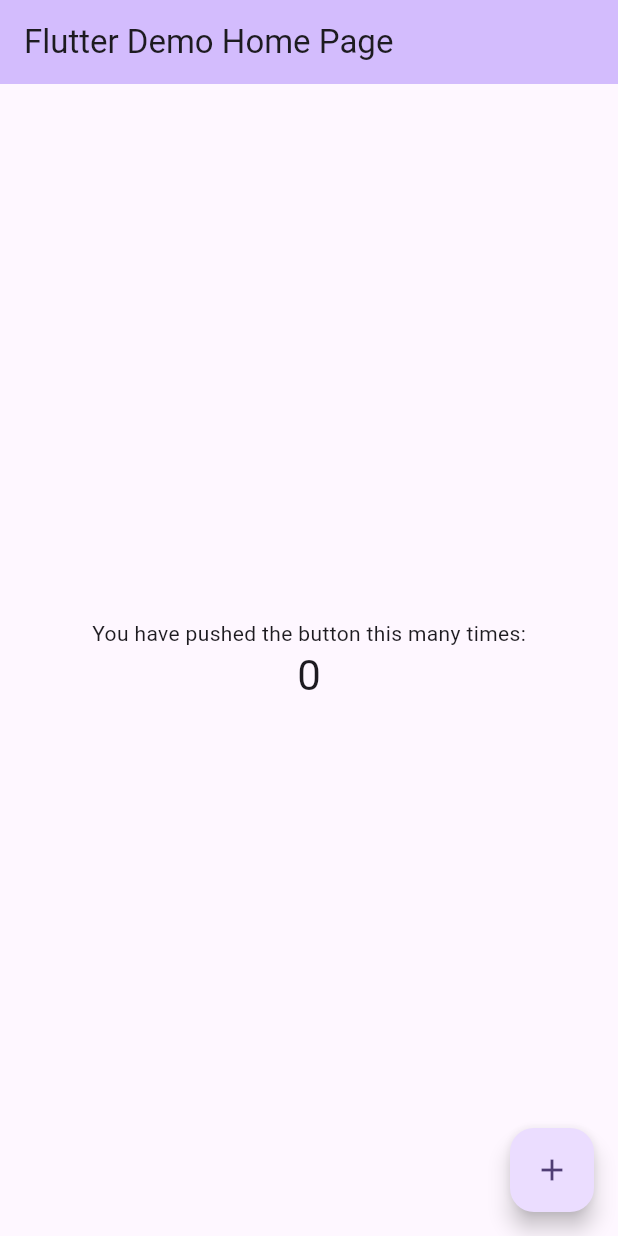
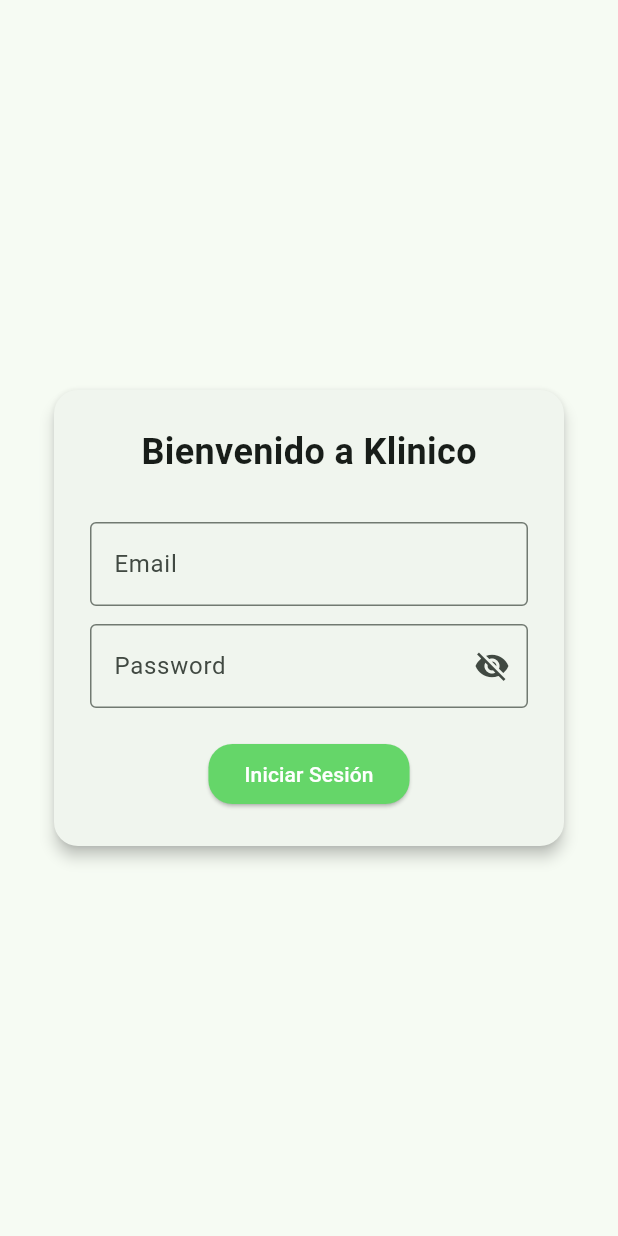
Before and after one commit to SergioLM7/klinico-front, a Flutter app: the screen it shows after launch, on a phone screen of 412 x 824 dp. Run offline on Flutter 3.47's test engine with Material 3 defaults, Android fonts, the phone set to English and light mode, and no system bars; our stand-ins replace dio, flutter_secure_storage.

Commit message:
Login Business Logic OK; Login View Model and View OK; MultiProvider implemented in main.dart

```diff
--- a/lib/main.dart
+++ b/lib/main.dart
@@ -1,7 +1,35 @@
 import 'package:flutter/material.dart';
+import 'package:provider/provider.dart';
+import 'package:flutter_secure_storage/flutter_secure_storage.dart';
+
+import 'core/api_client.dart';
+import 'data/services/auth_service.dart';
+import 'data/repositories/auth_repository.dart';
+import 'ui/viewmodels/login_viewmodel.dart';
+import 'ui/views/home_view.dart';
+import 'ui/views/login_view.dart';
 
 void main() {
-  runApp(const MyApp());
+  runApp(
+    MultiProvider(
+      providers: [
+        Provider(create: (_) => ApiClient()),
+        ProxyProvider<ApiClient, AuthService>(
+          update: (_, apiClient, _) => AuthService(apiClient),
+        ),
+        Provider(create: (_) => const FlutterSecureStorage()),
+        ProxyProvider2<AuthService, FlutterSecureStorage, AuthRepository>(
+          update: (_, authService, storage, _) =>
+              AuthRepository(authService: authService, storage: storage),
+        ),
+        ChangeNotifierProvider(
+          create: (context) =>
+              LoginViewModel(authRepository: context.read<AuthRepository>()),
+        ),
+      ],
+      child: const MyApp(),
+    ),
+  );
 }
 
 class MyApp extends StatelessWidget {
@@ -11,112 +39,45 @@
   @override
   Widget build(BuildContext context) {
     return MaterialApp(
-      title: 'Flutter Demo',
+      title: 'Klinico Medical App',
+      debugShowCheckedModeBanner: false,
       theme: ThemeData(
-        // This is the theme of your application.
-        //
-        // TRY THIS: Try running your application with "flutter run". You'll see
-        // the application has a purple toolbar. Then, without quitting the app,
-        // try changing the seedColor in the colorScheme below to Colors.green
-        // and then invoke "hot reload" (save your changes or press the "hot
-        // reload" button in a Flutter-supported IDE, or press "r" if you used
-        // the command line to start the app).
-        //
-        // Notice that the counter didn't reset back to zero; the application
-        // state is not lost during the reload. To reset the state, use hot
-        // restart instead.
-        //
-        // This works for code too, not just values: Most code changes can be
-        // tested with just a hot reload.
-        colorScheme: .fromSeed(seedColor: Colors.deepPurple),
+        colorScheme: .fromSeed(
+          seedColor: const Color.fromARGB(255, 69, 212, 136),
+        ),
+        useMaterial3: true,
       ),
-      home: const MyHomePage(title: 'Flutter Demo Home Page'),
+      home: const AuthWrapper(),
     );
   }
 }
 
-class MyHomePage extends StatefulWidget {
-  const MyHomePage({super.key, required this.title});
-
-  // This widget is the home page of your application. It is stateful, meaning
-  // that it has a State object (defined below) that contains fields that affect
-  // how it looks.
-
-  // This class is the configuration for the state. It holds the values (in this
-  // case the title) provided by the parent (in this case the App widget) and
-  // used by the build method of the State. Fields in a Widget subclass are
-  // always marked "final".
-
-  final String title;
-
-  @override
-  State<MyHomePage> createState() => _MyHomePageState();
-}
-
-class _MyHomePageState extends State<MyHomePage> {
-  int _counter = 0;
-
-  void _incrementCounter() {
-    setState(() {
-      // This call to setState tells the Flutter framework that something has
-      // changed in this State, which causes it to rerun the build method below
-      // so that the display can reflect the updated values. If we changed
-      // _counter without calling setState(), then the build method would not be
-      // called again, and so nothing would appear to happen.
-      _counter++;
-    });
-  }
+class AuthWrapper extends StatelessWidget {
+  const AuthWrapper({super.key});
 
   @override
   Widget build(BuildContext context) {
-    // This method is rerun every time setState is called, for instance as done
-    // by the _incrementCounter method above.
-    //
-    // The Flutter framework has been optimized to make rerunning build methods
-    // fast, so that you can just rebuild anything that needs updating rather
-    // than having to individually change instances of widgets.
-    return Scaffold(
-      appBar: AppBar(
-        // TRY THIS: Try changing the color here to a specific color (to
-        // Colors.amber, perhaps?) and trigger a hot reload to see the AppBar
-        // change color while the other colors stay the same.
-        backgroundColor: Theme.of(context).colorScheme.inversePrimary,
-        // Here we take the value from the MyHomePage object that was created by
-        // the App.build method, and use it to set our appbar title.
-        title: Text(widget.title),
-      ),
-      body: Center(
-        // Center is a layout widget. It takes a single child and positions it
-        // in the middle of the parent.
-        child: Column(
-          // Column is also a layout widget. It takes a list of children and
-          // arranges them vertically. By default, it sizes itself to fit its
-          // children horizontally, and tries to be as tall as its parent.
-          //
-          // Column has various properties to control how it sizes itself and
-          // how it positions its children. Here we use mainAxisAlignment to
-          // center the children vertically; the main axis here is the vertical
-          // axis because Columns are vertical (the cross axis would be
-          // horizontal).
-          //
-          // TRY THIS: Invoke "debug painting" (choose the "Toggle Debug Paint"
-          // action in the IDE, or press "p" in the console), to see the
-          // wireframe for each widget.
-          mainAxisAlignment: .center,
-          children: [
-            const Text('You have pushed the button this many times:'),
-            Text(
-              '$_counter',
-              style: Theme.of(context).textTheme.headlineMedium,
-            ),
-          ],
-        ),
-      ),
-      floatingActionButton: FloatingActionButton(
-        onPressed: _incrementCounter,
-        tooltip: 'Increment',
-        child: const Icon(Icons.add),
-      ),
+    // Chequeamos el token a través del AuthRepository
+    final authRepository = context.read<AuthRepository>();
+
+    return FutureBuilder<String?>(
+      future: authRepository.getToken(),
+      builder: (context, snapshot) {
+        // 1. Mientras está leyendo el storage (milésimas de segundo)
+        if (snapshot.connectionState == ConnectionState.waiting) {
+          return const Scaffold(
+            body: Center(child: CircularProgressIndicator()),
+          );
+        }
+
+        // 2. Si hay un token guardado, vamos a la Home
+        if (snapshot.hasData && snapshot.data != null) {
+          return const HomePage(); // Aquí luego filtraremos por Rol
+        }
+
+        // 3. Si no hay nada, al Login
+        return const LoginPage();
+      },
     );
   }
 }
--- /dev/null
+++ b/lib/ui/viewmodels/login_viewmodel.dart
@@ -0,0 +1,44 @@
+import 'package:flutter/material.dart';
+import '../../core/exceptions/auth_exception.dart';
+import '../../data/repositories/auth_repository.dart';
+
+class LoginViewModel extends ChangeNotifier {
+  final AuthRepository _authRepository;
+  bool _isLoading = false;
+  String? _errorMessage;
+  String? _userRole;
+  String? _userName;
+
+  LoginViewModel({required AuthRepository authRepository})
+    : _authRepository = authRepository;
+
+  bool get isLoading => _isLoading;
+  String? get errorMessage => _errorMessage;
+  String? get userRole => _userRole;
+  String? get userName => _userName;
+
+  Future<bool> signIn(String email, String password) async {
+    try {
+      _isLoading = true;
+      _errorMessage = null;
+      notifyListeners();
+
+      final response = await _authRepository.signIn(email, password);
+
+      _userRole = response.role;
+      _userName = response.name;
+
+      return true;
+    } catch (e) {
+      if (e is AuthException) {
+        _errorMessage = e.message;
+      } else {
+        _errorMessage = "Error de conexión inesperado";
+      }
+      return false;
+    } finally {
+      _isLoading = false;
+      notifyListeners();
+    }
+  }
+}
--- /dev/null
+++ b/lib/ui/views/login_view.dart
@@ -0,0 +1,168 @@
+import 'package:flutter/material.dart';
+import 'package:provider/provider.dart';
+import '../viewmodels/login_viewmodel.dart';
+import 'home_view.dart';
+
+class LoginPage extends StatefulWidget {
+  const LoginPage({super.key});
+
+  @override
+  State<LoginPage> createState() => _LoginPageState();
+}
+
+class _LoginPageState extends State<LoginPage> {
+  // 1. Definimos los controladores (se limpian en el dispose)
+  final _emailController = TextEditingController();
+  final _passwordController = TextEditingController();
+  bool passwordVisible = false;
+
+  @override
+  void dispose() {
+    _emailController.dispose();
+    _passwordController.dispose();
+    super.dispose();
+  }
+
+  @override
+  void initState() {
+    super.initState();
+    passwordVisible = true;
+  }
+
+  @override
+  Widget build(BuildContext context) {
+    // Escuchamos al ViewModel para saber si hay errores o estamos cargando
+    final viewModel = context.watch<LoginViewModel>();
+
+    return Scaffold(
+      body: Center(
+        // Centrado total para Tablet
+        child: SingleChildScrollView(
+          // Por si sale el teclado
+          child: ConstrainedBox(
+            constraints: const BoxConstraints(
+              maxWidth: 450,
+            ), // Bloqueamos el ancho
+            child: Padding(
+              padding: const EdgeInsets.all(32.0),
+              child: Card(
+                elevation: 4,
+                shape: RoundedRectangleBorder(
+                  borderRadius: BorderRadius.circular(16),
+                ),
+                child: Padding(
+                  padding: const EdgeInsets.all(24.0),
+                  child: Column(
+                    mainAxisSize: MainAxisSize.min,
+                    children: [
+                      // TODO: Logo e Icono
+                      const Text(
+                        "Bienvenido a Klinico",
+                        style: TextStyle(
+                          fontSize: 24,
+                          fontWeight: FontWeight.bold,
+                        ),
+                      ),
+                      const SizedBox(height: 30),
+
+                      TextField(
+                        controller: _emailController,
+                        decoration: const InputDecoration(
+                          labelText: "Email",
+                          border: OutlineInputBorder(),
+                        ),
+                      ),
+                      const SizedBox(height: 12),
+                      TextField(
+                        controller: _passwordController,
+                        obscureText: !passwordVisible,
+                        decoration: InputDecoration(
+                          hintText: "Password",
+                          labelText: "Password",
+                          suffixIcon: IconButton(
+                            icon: Icon(
+                              passwordVisible
+                                  ? Icons.visibility_off
+                                  : Icons.visibility,
+                            ),
+                            onPressed: () {
+                              setState(() {
+                                passwordVisible = !passwordVisible;
+                              });
+                            },
+                          ),
+                          alignLabelWithHint: false,
+                          border: OutlineInputBorder(),
+                        ),
+                        keyboardType: TextInputType.visiblePassword,
+                        textInputAction: TextInputAction.done,
+                      ),
+
+                      const SizedBox(height: 20),
+
+                      // El Botón de Acción
+                      viewModel.isLoading
+                          ? const CircularProgressIndicator()
+                          : ElevatedButton(
+                              onPressed: () => _handleLogin(context, viewModel),
+                              child: const Text("Iniciar Sesión"),
+                              style: ElevatedButton.styleFrom(
+                                backgroundColor: const Color.fromARGB(
+                                  255,
+                                  101,
+                                  214,
+                                  105,
+                                ),
+                                foregroundColor: Colors.white,
+                                shape: RoundedRectangleBorder(
+                                  borderRadius: BorderRadius.circular(16),
+                                ),
+                              ),
+                            ),
+                    ],
+                  ),
+                ),
+              ),
+            ),
+          ),
+        ),
+      ),
+    );
+  }
+
+  void _handleLogin(BuildContext context, LoginViewModel vm) async {
+    final email = _emailController.text;
+    final password = _passwordController.text;
+
+    final success = await vm.signIn(email, password);
+
+    if (success) {
+      ScaffoldMessenger.of(context).showSnackBar(
+        SnackBar(
+          content: Text("Acceso concedido. Bienvenida/o ${vm.userName ?? ''}."),
+          backgroundColor: Colors.green,
+          behavior: SnackBarBehavior.floating,
+        ),
+      );
+
+      Navigator.pushReplacement(
+        context,
+        MaterialPageRoute(builder: (_) => const HomePage()),
+      );
+    } else {
+      showDialog(
+        context: context,
+        builder: (context) => AlertDialog(
+          title: const Text("⛔️ Error en el inicio de sesión"),
+          content: Text(vm.errorMessage ?? "Error desconocido"),
+          actions: [
+            TextButton(
+              onPressed: () => Navigator.pop(context),
+              child: const Text("Reintentar"),
+            ),
+          ],
+        ),
+      );
+    }
+  }
+}
```
Also changed, not shown: lib/core/api_client.dart (+22 -8 lines), lib/ui/views/home_view.dart (added, +13 -0 lines), lib/core/exceptions/auth_exception.dart (line endings or trailing spaces), 3 other files.
